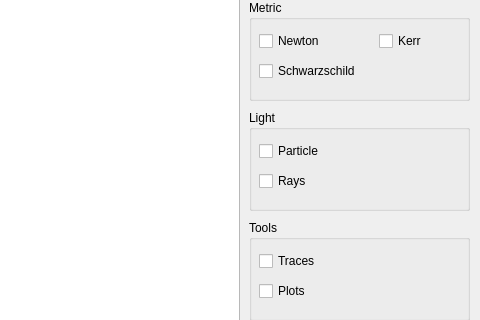
First picture: the form in mainwindow.ui, repository iprice73/BlackHoleEngine, before the edit; both pictures show x 441 to 921 and y 120 to 440 of the 921 by 605 pixel window.
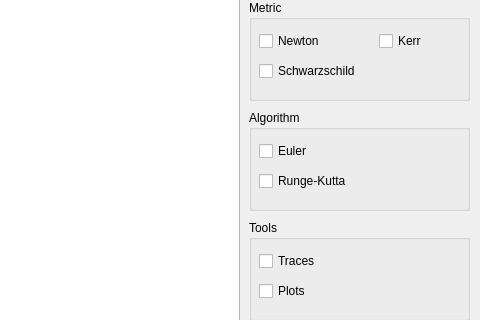
Second picture: the form after the edit.

```diff
--- a/mainwindow.ui
+++ b/mainwindow.ui
@@ -208,7 +208,7 @@
      </rect>
     </property>
     <property name="title">
-     <string>Light</string>
+     <string>Algorithm</string>
     </property>
     <widget class="QCheckBox" name="checkBox_8">
      <property name="geometry">
@@ -220,7 +220,7 @@
       </rect>
      </property>
      <property name="text">
-      <string>Particle</string>
+      <string>Euler</string>
      </property>
     </widget>
     <widget class="QCheckBox" name="checkBox_9">
@@ -228,12 +228,12 @@
       <rect>
        <x>10</x>
        <y>60</y>
-       <width>83</width>
+       <width>101</width>
        <height>22</height>
       </rect>
      </property>
      <property name="text">
-      <string>Rays</string>
+      <string>Runge-Kutta</string>
      </property>
     </widget>
    </widget>
```
